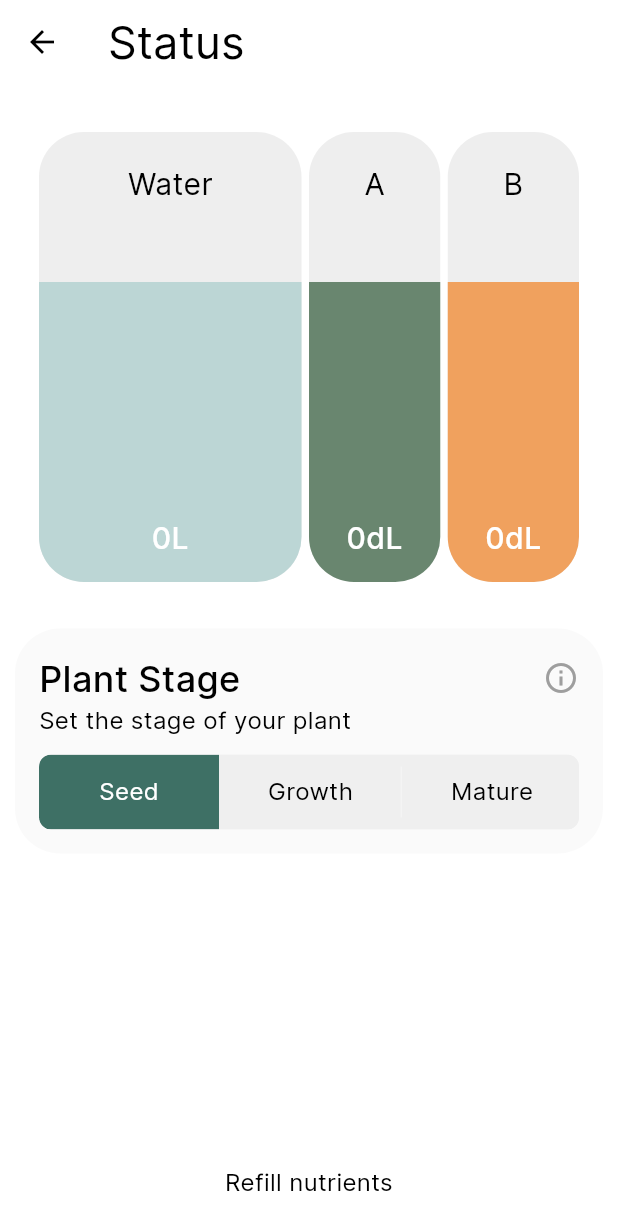
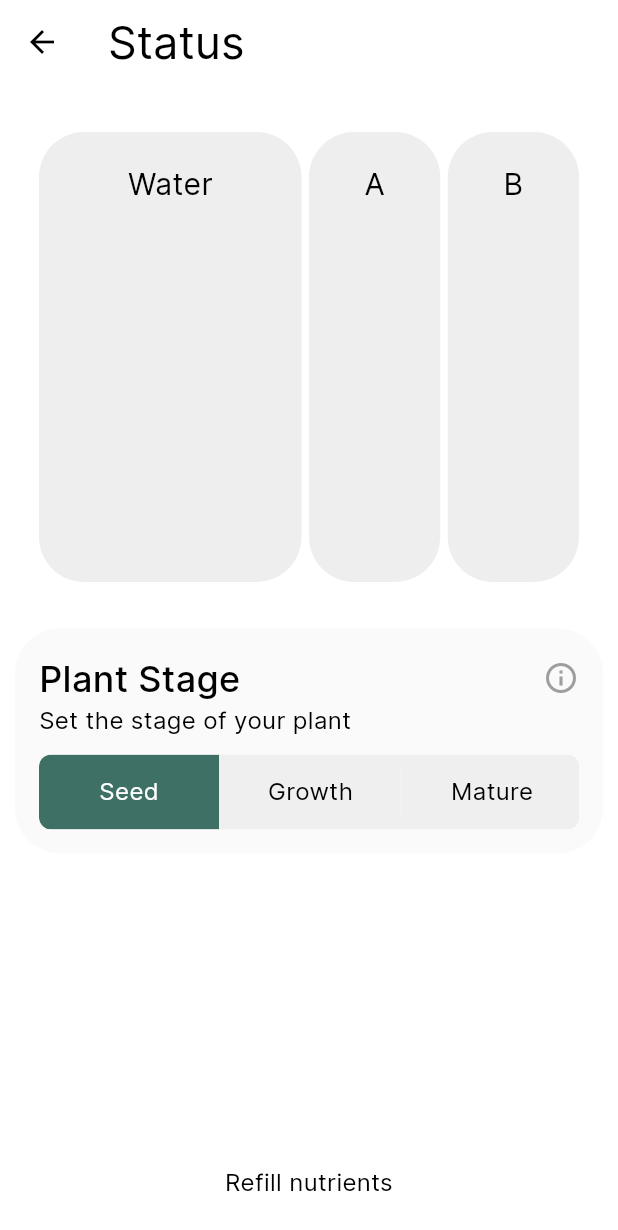
Before and after one commit to fatihmerickoc/vext_app, a Flutter app: the Water screen opened directly, on a phone screen of 412 x 824 dp. Shown: the top 1230 px of the screen. Run offline on Flutter 3.47's test engine with Material 3 defaults, Android fonts, the light colour scheme and no system bars; drawn by our look-alikes of toggle_switch; our stand-ins replace flutter_riverpod, flutter_svg, riverpod_annotation, supabase_flutter; missing offline and left inert: thingsboard_client; accounts and stored records are empty; generated files the repository leaves out were written again; network calls fail.

Commit message:
fetched nutrient A&B values and made them react to UI

```diff
--- a/lib/models/vext_model.dart
+++ b/lib/models/vext_model.dart
@@ -4,14 +4,15 @@ import 'package:vext_app/models/task_model.dart';
 
 class VextModel {
   String vext_id;
-  // List<String> vext_owners;
   String vext_network;
-  int vext_waterLevel;
+  double vext_waterVolume; //stored as L in the database
   int vext_lightBrightness;
   int vext_turnOnTime;
   int vext_turnOffTime;
   List<TaskModel> vext_tasks;
   String vext_plantStage;
+  double vext_nutrientAVolume; //stored as mL in the database
+  double vext_nutrientBVolume; //stored as mL in the database
 
   //these values are not fetched, they are filtered from tasks
   List<TaskModel> vext_futureTasks;
@@ -20,11 +21,12 @@ class VextModel {
   // bool vext_isLightOn;
   // bool vext_isCleaningModeOn;
   // List<String> vext_tasks;
+  // List<String> vext_owners;
 
   VextModel({
     required this.vext_id,
     required this.vext_network,
-    required this.vext_waterLevel,
+    required this.vext_waterVolume,
     required this.vext_lightBrightness,
     required this.vext_turnOnTime,
     required this.vext_turnOffTime,
@@ -32,18 +34,27 @@ class VextModel {
     required this.vext_plantStage,
     required this.vext_futureTasks,
     required this.vext_completedTasks,
+    required this.vext_nutrientAVolume,
+    required this.vext_nutrientBVolume,
   });
 
   factory VextModel.fromJson(Map<String, dynamic> json) {
     return VextModel(
       vext_id: json['serialNumber'],
-      vext_network: json['ssid'],
-      vext_waterLevel: 20,
+      vext_network: json['ssid'] ?? 'network-not-found',
+      vext_waterVolume:
+          json['waterVolume'] != null ? double.parse(json['waterVolume']) : 0.0,
       vext_lightBrightness: json['middleRightLedBrightness'],
       vext_turnOnTime: json['turnOnTime'],
       vext_turnOffTime: json['turnOffTime'],
       vext_tasks: json['tasks'],
       vext_plantStage: json['plantStage'],
+      vext_nutrientAVolume: json['nutrientAVolume'] != null
+          ? double.parse(json['nutrientAVolume'])
+          : 0.0,
+      vext_nutrientBVolume: json['nutrientBVolume'] != null
+          ? double.parse(json['nutrientBVolume'])
+          : 0.0,
       vext_futureTasks: json['tasks_future'],
       vext_completedTasks: json['tasks_completed'],
     );
--- a/lib/screens/water.dart
+++ b/lib/screens/water.dart
@@ -19,9 +19,9 @@ class _WaterState extends ConsumerState<Water> {
   Widget _box({
     int flex = 1,
     required Color color,
+    required double height,
     required String title,
-    required int value,
-    required String measureValue,
+    required double value,
   }) {
     return Expanded(
       flex: flex,
@@ -36,7 +36,7 @@ class _WaterState extends ConsumerState<Water> {
             ),
           ),
           Container(
-            height: 200,
+            height: height,
             decoration: BoxDecoration(
               color: color,
               borderRadius: const BorderRadius.only(
@@ -48,7 +48,7 @@ class _WaterState extends ConsumerState<Water> {
               alignment: Alignment.bottomCenter,
               margin: const EdgeInsets.all(15.0),
               child: Text(
-                '$value$measureValue',
+                '${value.round()}',
                 textAlign: TextAlign.center,
                 style: Styles.title_text.copyWith(
                   fontWeight: FontWeight.w500,
@@ -143,6 +143,7 @@ class _WaterState extends ConsumerState<Water> {
   @override
   Widget build(BuildContext context) {
     final updatedVext = ref.watch(vextNotifierProvider);
+
     selectedPlantStage = updatedVext.vext_plantStage;
     return Scaffold(
       appBar: AppBar(
@@ -179,23 +180,23 @@ class _WaterState extends ConsumerState<Water> {
         children: [
           _box(
             title: 'Water',
-            measureValue: 'L',
-            value: updatedVext.vext_waterLevel,
+            height: updatedVext.vext_waterVolume * 15,
+            value: updatedVext.vext_waterVolume,
             color: Styles.waterColour,
             flex: 2,
           ),
           Styles.width_5,
           _box(
             title: 'A',
-            measureValue: 'dL',
-            value: 0,
+            height: updatedVext.vext_nutrientAVolume,
+            value: updatedVext.vext_nutrientAVolume,
             color: Styles.green,
           ),
           Styles.width_5,
           _box(
             title: 'B',
-            measureValue: 'dL',
-            value: 0,
+            height: updatedVext.vext_nutrientBVolume,
+            value: updatedVext.vext_nutrientBVolume,
             color: Styles.orange,
           ),
         ],
```
Also changed, not shown: lib/provider/vext_notifier.dart (+18 -5 lines), 1 other file.
